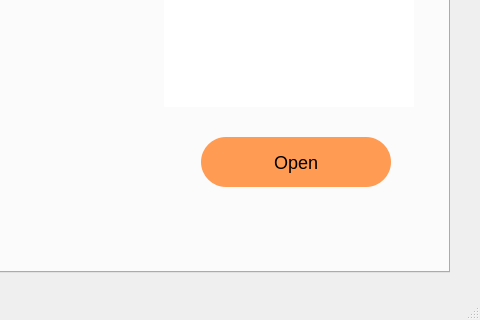
Before: the Qt Designer form loadUI/lastload.ui in AhriKwon/Viper_Pipeline, drawn with Qt 5; both pictures show x 760 to 1240 and y 410 to 730 of the 1240 by 730 pixel window.
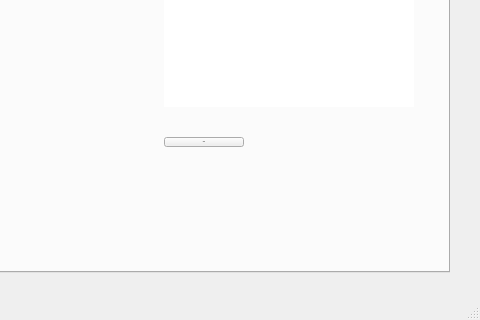
After: the same form once the commit is applied. Icons and pictures are not drawn.

Commit message: 3월 12일 중간점검 ui push(폰트적용안됨)

The edit to the form file:
```diff
--- a/loadUI/lastload.ui
+++ b/loadUI/lastload.ui
@@ -935,41 +935,6 @@
             <property name="layoutDirection">
              <enum>Qt::LeftToRight</enum>
             </property>
-            <property name="styleSheet">
-             <string notr="true">QPushButton {
-    width: 170px;  /* 버튼 너비 */
-    height: 30px;  /* 버튼 높이 */
-    min-width: 170px;  /* 최소 너비 */
-    min-height: 30px;  /* 최소 높이 */
-    max-width: 170px;  /* 최대 너비 */
-    max-height: 30px;  /* 최대 높이 */
-    padding: 10px;  /* 내부 여백 */
-    border-radius: 30px;  /* 버튼 모서리를 둥글게 */
-}
-
-QPushButton#pushButton_open {
-    margin: 0 auto;  /* 가로 가운데 정렬 */
-    display: block;
-    text-align: center;
-}
-
-QPushButton {
-    background-color: #FF9B53;
-    border-radius: 25px;
-    font-size: 18px;
-    color: black;
-    padding: 10px;
-}
-/* 버튼을 눌렀을 때 (Pressed 상태) */
-QPushButton#pushButton_open:pressed {
-    background-color: #E68942;  /* 더 어두운 오렌지 색 */
-}
-
-/* 버튼 위에 마우스를 올렸을 때 (Hover 상태) */
-QPushButton#pushButton_open:hover {
-    background-color: #FFA866;  /* 밝은 오렌지 색 */
-}</string>
-            </property>
             <property name="text">
              <string>Open</string>
             </property>
```
The commit also changes 1 other file.
